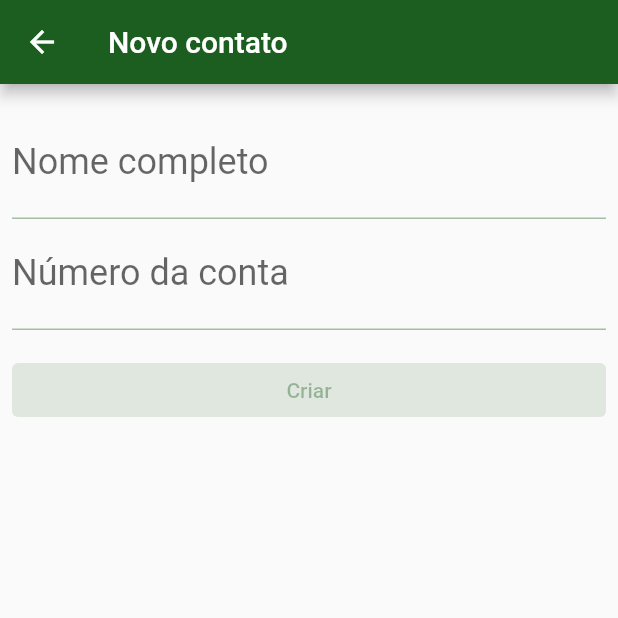
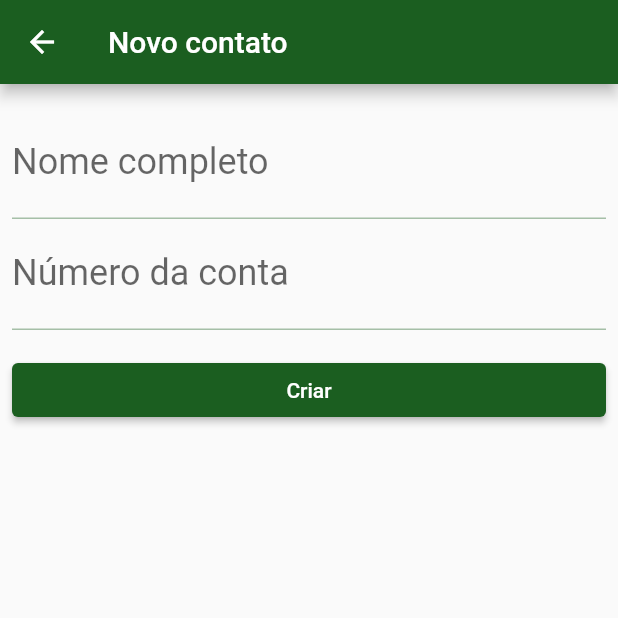
Before and after one commit to evaldomaciel/bytebank, a Flutter app: the ContactsList screen opened directly, after a tap on the "add" icon, on a phone screen of 412 x 824 dp, the top half of it. Run offline on Flutter 3.47's test engine with Material 2 defaults, Android fonts, the phone set to English and light mode, and no system bars.

```diff
--- /dev/null
+++ b/lib/models/contact.dart
@@ -0,0 +1,15 @@
+class Contact {
+  final String nome;
+  final int? numeroDaConta;
+
+  Contact(
+    this.nome,
+    this.numeroDaConta
+  );
+
+  @override
+  String toString(){
+    return 'Se lascar ${nome} ${numeroDaConta}';
+  }
+
+}
--- a/lib/screens/contacts/form.dart
+++ b/lib/screens/contacts/form.dart
@@ -1,11 +1,16 @@
-import 'dart:ffi';
-import 'dart:ui';
-
+import 'package:bytebank/models/contact.dart';
 import 'package:flutter/material.dart';
 
-class ContactForm extends StatelessWidget {
+class ContactForm extends StatefulWidget {
   const ContactForm({super.key});
 
+  @override
+  State<ContactForm> createState() => _ContactFormState();
+}
+
+class _ContactFormState extends State<ContactForm> {
+  final TextEditingController _nomeCompletoController = TextEditingController();
+  final TextEditingController _numeroDaContaController = TextEditingController();
   @override
   Widget build(BuildContext context) {
     return Scaffold(
@@ -13,34 +18,41 @@ class ContactForm extends StatelessWidget {
       body: Padding(
         padding: const EdgeInsets.all(8.0),
         child: Column(
-          children: const <Widget>[
+          children: <Widget>[
             Padding(
-              padding: EdgeInsets.only(top: 8.0),
+              padding: const EdgeInsets.only(top: 8.0),
               child: TextField(
-                decoration: InputDecoration(
+                controller: _nomeCompletoController,
+                decoration: const InputDecoration(
                   label: Text('Nome completo'),
                 ),
-                style: TextStyle(
+                style: const TextStyle(
                   fontSize: 24.0,
                 ),
               ),
             ),
             TextField(
-              decoration: InputDecoration(
+              controller: _numeroDaContaController,
+              decoration: const InputDecoration(
                 label: Text('Número da conta'),
               ),
-              style: TextStyle(
+              style: const TextStyle(
                 fontSize: 24.0,
               ),
               keyboardType: TextInputType.number,
             ),
             Padding(
-              padding: EdgeInsets.only(top: 16.0),
+              padding: const EdgeInsets.only(top: 16.0),
               child: SizedBox(
                 width: double.maxFinite,
                 child: ElevatedButton(
-                  onPressed: null,
-                  child: Text("Criar"),
+                  onPressed: () {
+                    final String nomeCompleto = _nomeCompletoController.text;
+                    final int? numeroDaconta = int.tryParse(_numeroDaContaController.text);
+                    final Contact novoContato = Contact(nomeCompleto, numeroDaconta);
+                    Navigator.pop(context, novoContato);
+                  },
+                  child: const Text("Criar"),
                 ),
               ),
             ),
--- a/lib/screens/contacts/list.dart
+++ b/lib/screens/contacts/list.dart
@@ -29,11 +29,15 @@ class ContactsList extends StatelessWidget {
       ),
       floatingActionButton: FloatingActionButton(
         onPressed: () {
-          Navigator.of(context).push(
-            MaterialPageRoute(
-              builder: (context) => ContactForm(),
-            ),
-          );
+          Navigator.of(context)
+              .push(
+                MaterialPageRoute(
+                  builder: (context) => ContactForm(),
+                ),
+              )
+              .then(
+                (novoContato) => debugPrint(novoContato.toString()),
+              );
         },
         child: Icon(Icons.add),
       ),
```
Also changed, not shown: lib/screens/dashboard.dart (+5 -3 lines), 1 other file.
